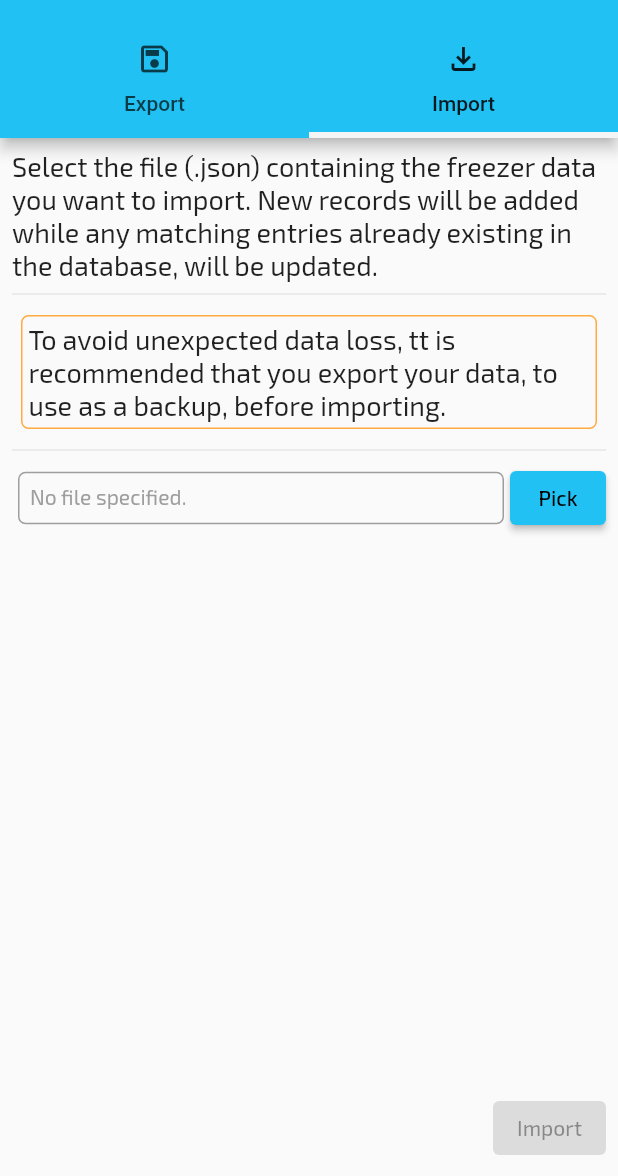
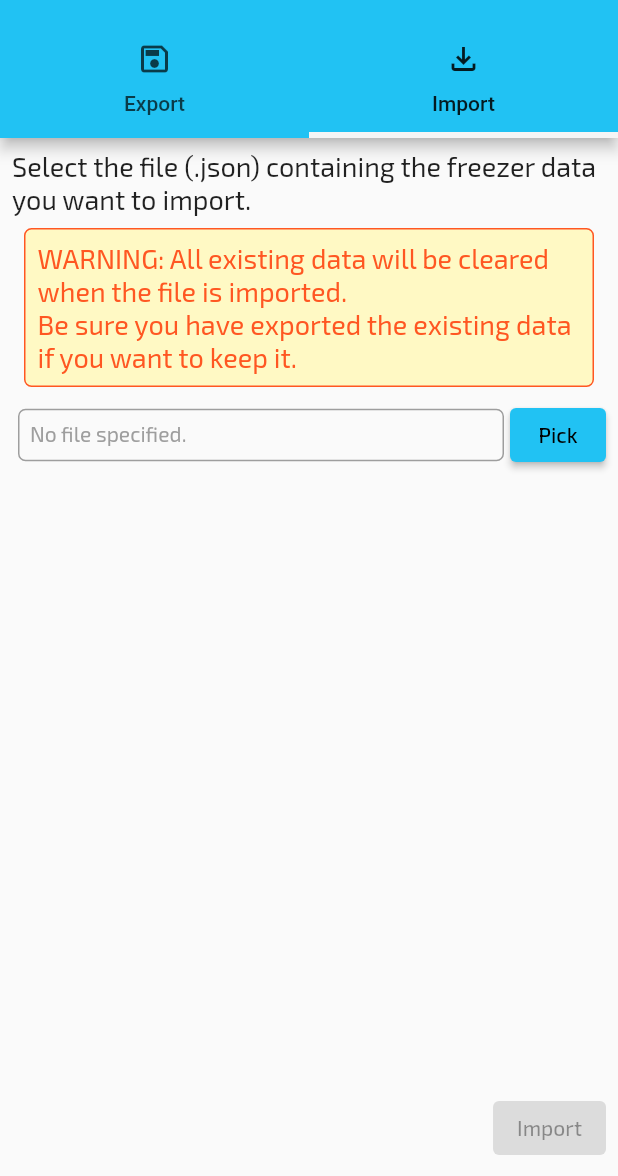
Before and after one commit to iceboxfm/icebox, a Flutter app: the ImportExportScreen screen opened by its route, tab 2 chosen, on a phone screen of 412 x 824 dp, the part 60-1236 px from its top. Run offline on Flutter 3.47's test engine with Material 2 defaults, Android fonts, the phone set to English and light mode, and no system bars; our stand-ins replace file_picker, flutter_linkify, flutter_typeahead, google_fonts, loggy, package_info_plus and 1 more; missing offline and left inert: flutter_loggy; accounts and stored records are empty; project files that could hold a hidden picture were left out.

Commit message:
reworked the import to be less open

```diff
--- a/lib/db/freezer_items_db.dart
+++ b/lib/db/freezer_items_db.dart
@@ -56,6 +56,10 @@ class FreezerItemsDb {
     );
   }
 
+  static Future<void> deleteAll() async {
+    await (await DatabaseAccessor.db.database).delete(_table);
+  }
+
   static Map<String, dynamic> _toMap(final FreezerItem item) {
     return {
       'id': item.id,
--- a/lib/db/freezers_db.dart
+++ b/lib/db/freezers_db.dart
@@ -55,6 +55,10 @@ class FreezersDb {
     );
   }
 
+  static Future<void> deleteAll() async {
+    await (await DatabaseAccessor.db.database).delete(_table);
+  }
+
   static Map<String, dynamic> _toMap(final Freezer freezer) => {
         'id': freezer.id,
         'description': freezer.description,
--- a/lib/providers/freezer_items.dart
+++ b/lib/providers/freezer_items.dart
@@ -115,21 +115,18 @@ class FreezerItems with ChangeNotifier, UiLoggy {
     });
   }
 
+  Future<void> clear() async {
+    await FreezerItemsDb.deleteAll();
+    _freezerItems.clear();
+    loggy.info('Cleared all.');
+  }
+
   Future<void> importing(final List<FreezerItem> items) async {
-    int created = 0;
-    int updated = 0;
-
     for (var f in items) {
-      if (_notExisting(f.id!)) {
-        await _create(f);
-        created++;
-      } else {
-        await _update(f);
-        updated++;
-      }
+      await _create(f);
     }
 
-    loggy.info('Imported $created new items and $updated updated items.');
+    loggy.info('Imported ${items.length} freezer items.');
     notifyListeners();
   }
 
--- a/lib/providers/freezers.dart
+++ b/lib/providers/freezers.dart
@@ -72,21 +72,18 @@ class Freezers with ChangeNotifier, UiLoggy {
     });
   }
 
+  Future<void> clear() async {
+    await FreezersDb.deleteAll();
+    _freezers.clear();
+    loggy.info('Cleared all.');
+  }
+
   Future<void> importing(final List<Freezer> items) async {
-    int created = 0;
-    int updated = 0;
-
     for (var f in items) {
-      if (_notExisting(f.id!)) {
         await _create(f);
-        created++;
-      } else {
-        await _update(f);
-        updated++;
-      }
     }
 
-    loggy.info('Imported $created new freezers and $updated updated freezers.');
+    loggy.info('Imported ${items.length} freezers.');
     notifyListeners();
   }
 
--- a/lib/widgets/import_tab.dart
+++ b/lib/widgets/import_tab.dart
@@ -30,25 +30,27 @@ class _ImportTabState extends State<ImportTab> with UiLoggy {
         children: [
           const Text(
             'Select the file (.json) containing the freezer data you want '
-            'to import. New records will be added while any matching entries '
-            'already existing in the database, will be updated.',
+            'to import.',
             style: TextStyle(fontSize: 18),
           ),
-          const Divider(),
           Container(
+            margin: const EdgeInsets.all(8),
+            padding: const EdgeInsets.all(8),
             decoration: BoxDecoration(
-              border: Border.all(color: Colors.orangeAccent),
+              color: Colors.yellow.shade100,
+              border: Border.all(color: Colors.deepOrange),
               borderRadius: BorderRadius.circular(5.0),
             ),
-            padding: const EdgeInsets.all(4),
-            margin: const EdgeInsets.all(6),
             child: const Text(
-              'To avoid unexpected data loss, tt is recommended that you export '
-              'your data, to use as a backup, before importing.',
-              style: TextStyle(fontSize: 18),
+              'WARNING: All existing data will be cleared when the file is '
+              'imported.\nBe sure you have exported the existing data if you want'
+              ' to keep it.',
+              style: TextStyle(
+                fontSize: 18,
+                color: Colors.deepOrange,
               ),
             ),
-          const Divider(),
+          ),
           Row(
             children: [
               Expanded(
@@ -98,12 +100,34 @@ class _ImportTabState extends State<ImportTab> with UiLoggy {
   }
 
   void _performImport(final BuildContext context) async {
+    final bool confirmed = await showDialog(
+      context: context,
+      builder: (ctx) => AlertDialog(
+        title: const Text('Are you sure?'),
+        content: const Text(
+          'By importing data the data file you will be clearing out all of your existing data',
+        ),
+        actions: [
+          TextButton(
+            child: const Text('No'),
+            onPressed: () => Navigator.of(context).pop(false),
+          ),
+          TextButton(
+            child: const Text('Yes'),
+            onPressed: () => Navigator.of(context).pop(true),
+          ),
+        ],
+      ),
+    );
+
+    if (confirmed) {
       loggy.info('Importing file ($_file).');
 
       final content = await File(_file!).readAsString();
       loggy.info('Imported: $content');
 
       _import(context, content);
+    }
   }
 
   String _name(final String str, final int lastX) =>
@@ -112,15 +136,22 @@ class _ImportTabState extends State<ImportTab> with UiLoggy {
   Future<void> _import(final BuildContext context, final String json) async {
     if (json.isNotEmpty) {
       try {
+        final freezers = context.read<Freezers>();
+        final freezerItems = context.read<FreezerItems>();
+
+        // clear the existing data
+        await freezerItems.clear();
+        await freezers.clear();
+
         final map = jsonDecode(json);
 
-        await context.read<Freezers>().importing(
+        await freezers.importing(
           (map['freezers'] as List<dynamic>)
               .map((f) => Freezer.fromJson(f))
               .toList(),
         );
 
-        await context.read<FreezerItems>().importing(
+        await freezerItems.importing(
           (map['freezerItems'] as List<dynamic>)
               .map((fi) => FreezerItem.fromJson(fi))
               .toList(),
```
Also changed, not shown: 2 other files. Lines whose indentation alone changed are shown as unchanged.
